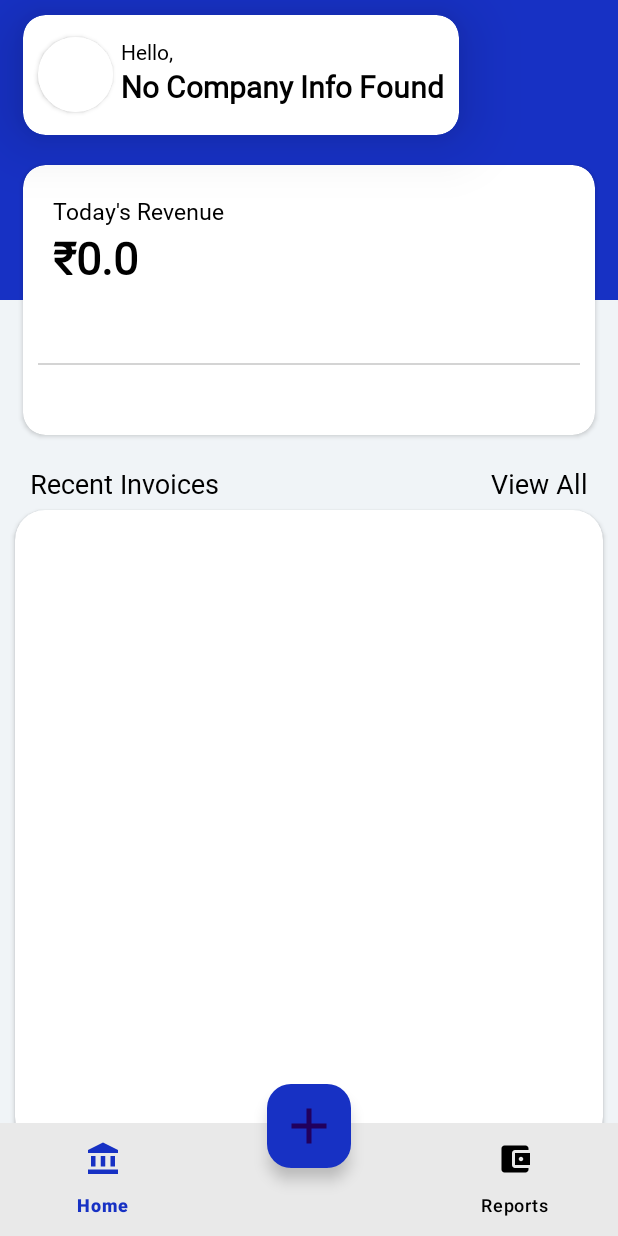
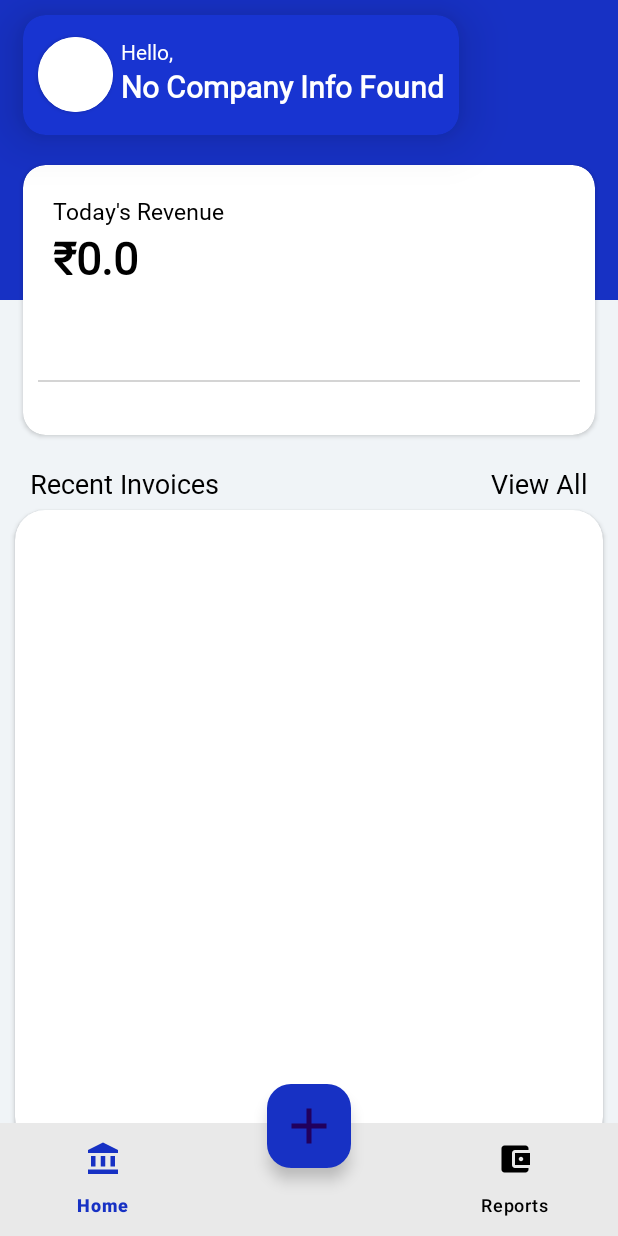
Before and after one commit to ThePrince047/EasyBill, an Android app: the MainActivity screen opened directly, with no data from a screen before it, on a phone screen of 412 x 824 dp. Run offline under Robolectric (Android 15) with nearby library versions, the phone set to English and light mode, and no system bars; our stand-ins replace Firebase (no records; nobody signed in at launch, a user with empty details on screens opened directly).

Commit message:
1.7.2 Very Big Changes by Jay

```diff
--- a/app/src/main/res/layout/activity_main.xml
+++ b/app/src/main/res/layout/activity_main.xml
@@ -56,8 +56,8 @@
                     app:dividerColor="#57808080"
                     android:layout_marginStart="10dp"
                     android:layout_marginEnd="10dp"
-                    android:layout_below="@id/homeamt"
-                    android:layout_marginTop="50dp"
+                    android:layout_alignParentBottom="true"
+                    android:layout_marginBottom="35dp"
                     />
             </RelativeLayout>
         </androidx.cardview.widget.CardView>
@@ -66,11 +66,11 @@
         <androidx.cardview.widget.CardView
             android:layout_width="wrap_content"
             android:layout_height="80dp"
-            app:cardBackgroundColor="@color/white"
+            app:cardBackgroundColor="#1834D1"
             android:layout_marginTop="10dp"
             android:layout_marginStart="15dp"
             android:layout_marginEnd="10dp"
-            app:cardElevation="25dp"
+            app:cardElevation="20dp"
 
             app:cardCornerRadius="15dp"
             >
@@ -99,7 +99,7 @@
 
                     android:fontFamily="@font/helveticaneueroman"
                     android:text="Hello,"
-                    android:textColor="@color/black" />
+                    android:textColor="@color/white" />
                 <TextView
                     android:layout_width="wrap_content"
                     android:layout_height="wrap_content"
@@ -112,7 +112,7 @@
 
                     android:textSize="20dp"
                     android:textStyle="bold"
-                    android:textColor="@color/black"/>
+                    android:textColor="@color/white"/>
             </RelativeLayout>
 
         </androidx.cardview.widget.CardView>
```
